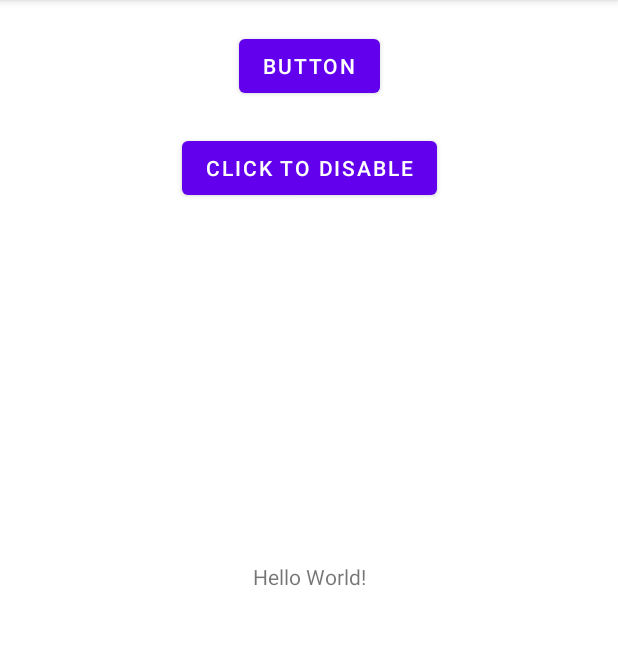
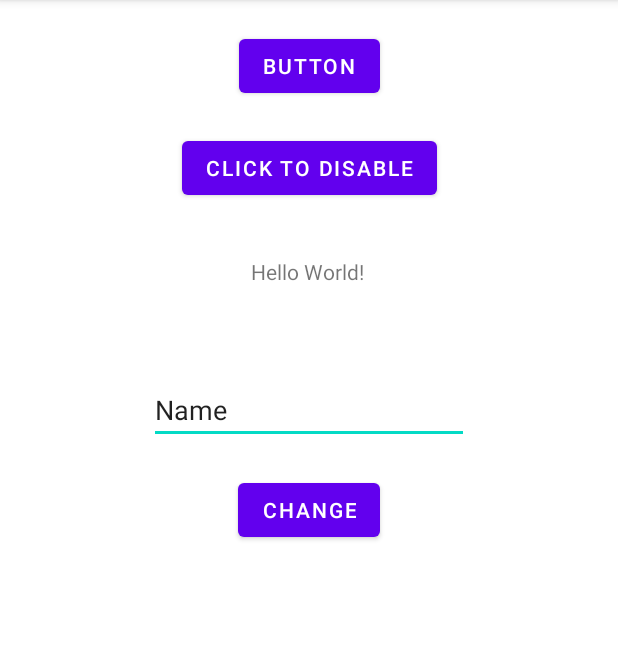
Before and after one commit to AntonyXXu/Android-App-Tutorial, an Android app: the screen it shows after launch (MainActivity), on a phone screen of 412 x 824 dp, the part 84-729 px from its top. Run offline under Robolectric (Android 15) with nearby library versions, the phone set to English and light mode, and no system bars.

Commit message:
button output and input

```diff
--- a/app/src/main/java/com/example/myapplication/MainActivity.java
+++ b/app/src/main/java/com/example/myapplication/MainActivity.java
@@ -6,6 +6,7 @@ import android.os.Bundle;
 import android.util.Log;
 import android.view.View;
 import android.widget.Button;
+import android.widget.EditText;
 import android.widget.TextView;
 
 public class MainActivity extends AppCompatActivity {
@@ -27,4 +28,10 @@ public class MainActivity extends AppCompatActivity {
        TextView myView = findViewById(R.id.HelloWorld);
        myView.setText("Goodbye...");
     }
+
+    public void handleTextView(View v) {
+        EditText text = findViewById(R.id.nameTextField);
+        String input = text.getText().toString();
+        Log.d("info", input);
+    }
 }
--- a/app/src/main/res/layout/activity_main.xml
+++ b/app/src/main/res/layout/activity_main.xml
@@ -12,9 +12,13 @@
         android:layout_height="wrap_content"
         android:text="Hello World!"
         app:layout_constraintBottom_toBottomOf="parent"
+        app:layout_constraintEnd_toEndOf="parent"
+        app:layout_constraintHorizontal_bias="0.498"
         app:layout_constraintLeft_toLeftOf="parent"
         app:layout_constraintRight_toRightOf="parent"
-        app:layout_constraintTop_toTopOf="parent" />
+        app:layout_constraintStart_toStartOf="parent"
+        app:layout_constraintTop_toTopOf="parent"
+        app:layout_constraintVertical_bias="0.229" />
 
     <Button
         android:id="@+id/disableButton"
@@ -38,4 +42,27 @@
         app:layout_constraintStart_toStartOf="parent"
         app:layout_constraintTop_toTopOf="parent" />
 
+    <Button
+        android:id="@+id/nameTextButton"
+        android:layout_width="wrap_content"
+        android:layout_height="wrap_content"
+        android:layout_marginTop="20dp"
+        android:onClick="handleTextView"
+        android:text="Change"
+        app:layout_constraintEnd_toEndOf="parent"
+        app:layout_constraintStart_toStartOf="parent"
+        app:layout_constraintTop_toBottomOf="@+id/nameTextField" />
+
+    <EditText
+        android:id="@+id/nameTextField"
+        android:layout_width="wrap_content"
+        android:layout_height="wrap_content"
+        android:layout_marginTop="60dp"
+        android:ems="10"
+        android:inputType="textPersonName"
+        android:text="Name"
+        app:layout_constraintEnd_toEndOf="parent"
+        app:layout_constraintStart_toStartOf="parent"
+        app:layout_constraintTop_toBottomOf="@+id/HelloWorld" />
+
 </androidx.constraintlayout.widget.ConstraintLayout>
```
